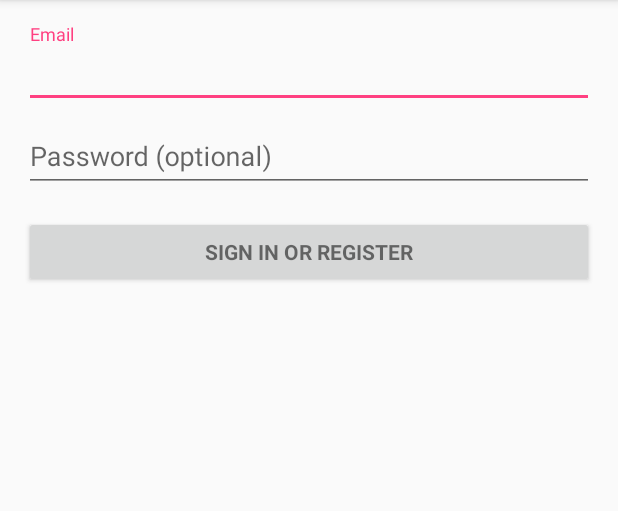
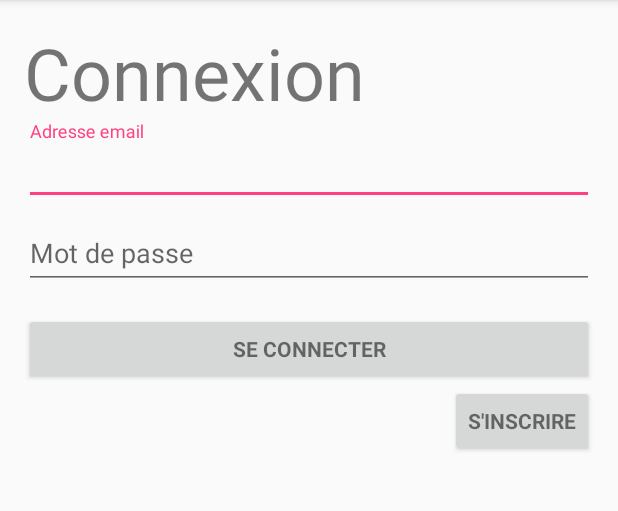
Before and after one commit to lilopop91/PartyUp, an Android app: the screen it shows after launch (LoginActivity), on a phone screen of 412 x 824 dp, the part 84-595 px from its top. Run offline under Robolectric (Android 15) with nearby library versions, the phone set to English and light mode, and no system bars; 2 statements that could not run were skipped.

Commit message:
Layout Connexion terminé.

```diff
--- a/app/src/main/res/layout/activity_login.xml
+++ b/app/src/main/res/layout/activity_login.xml
@@ -29,6 +29,13 @@
             android:layout_width="match_parent"
             android:layout_height="wrap_content"
             android:orientation="vertical">
+
+            <TextView
+                android:text="@string/connexion_title"
+                android:layout_width="match_parent"
+                android:layout_height="wrap_content"
+                android:id="@+id/textView2"
+                android:textSize="48sp" />
 
             <android.support.design.widget.TextInputLayout
                 android:layout_width="match_parent"
@@ -72,6 +79,15 @@
                 android:text="@string/action_sign_in"
                 android:textStyle="bold" />
 
+            <Button
+                android:id="@+id/buttonInscription"
+                style="?android:textAppearanceSmall"
+                android:layout_width="wrap_content"
+                android:layout_height="wrap_content"
+                android:text="@string/action_sign_up"
+                android:textStyle="bold"
+                android:layout_gravity="right" />
+
         </LinearLayout>
     </ScrollView>
 </LinearLayout>
--- a/app/src/main/res/values/strings.xml
+++ b/app/src/main/res/values/strings.xml
@@ -2,9 +2,12 @@
     <string name="app_name">PartyUp</string>
 
     <!-- Strings related to login -->
-    <string name="prompt_email">Email</string>
-    <string name="prompt_password">Password (optional)</string>
-    <string name="action_sign_in">Sign in or register</string>
+    <string name="connexion_title">Connexion</string>
+
+    <string name="prompt_email">Adresse email</string>
+    <string name="prompt_password">Mot de passe</string>
+    <string name="action_sign_in">Se connecter</string>
+    <string name="action_sign_up">S\'inscrire</string>
     <string name="action_sign_in_short">Sign in</string>
     <string name="error_invalid_email">This email address is invalid</string>
     <string name="error_invalid_password">This password is too short</string>
```
